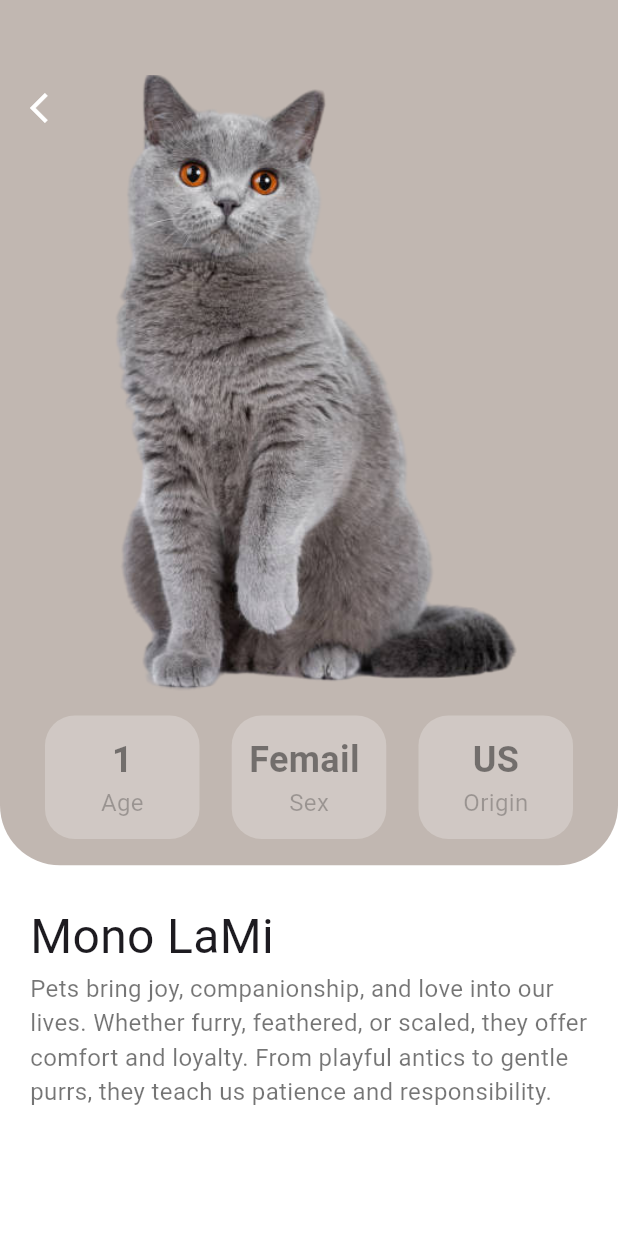
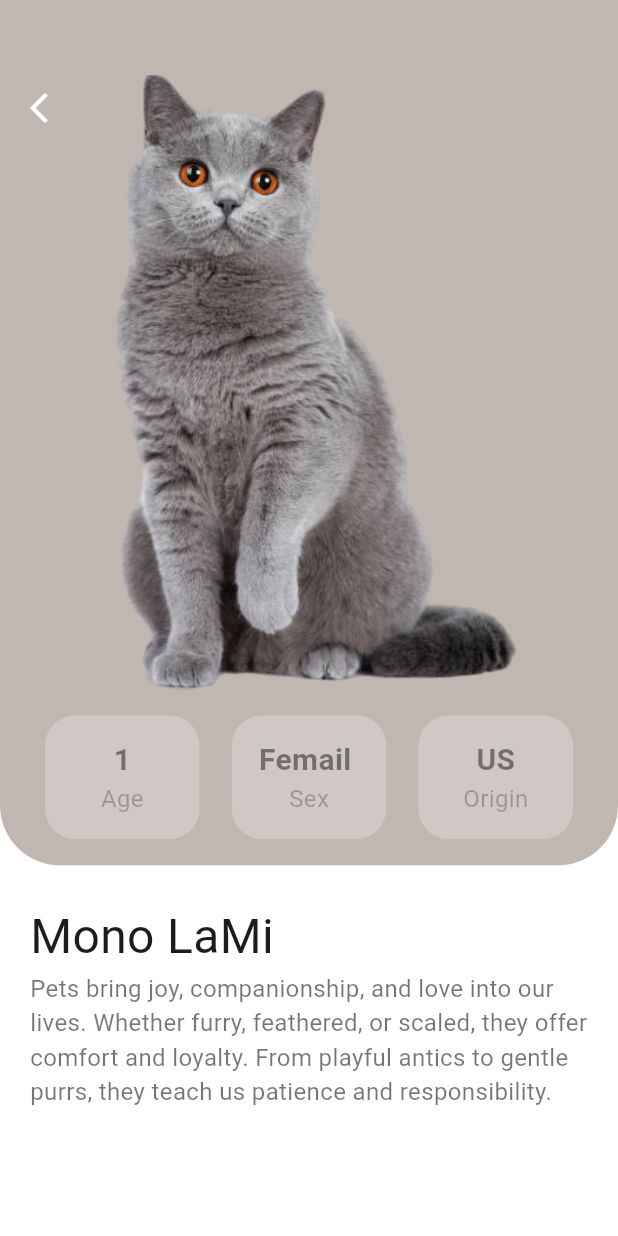
Before and after one commit to Khaled-Amin-Shawon/Pet-app-Flutter-, a Flutter app: the DetailScreen screen opened directly with sample values from the repository, on a phone screen of 412 x 824 dp. Run offline on Flutter 3.47's test engine with Material 3 defaults, Android fonts, the phone set to English and light mode, and no system bars.

Commit message:
update font size in DetailScreen and add details for King cobra in pets_model

```diff
--- a/lib/Screen/Detail/detail.dart
+++ b/lib/Screen/Detail/detail.dart
@@ -124,7 +124,7 @@ class DetailScreen extends StatelessWidget {
             value,
             style: const TextStyle(
               fontWeight: FontWeight.bold,
-              fontSize: 24, // Adjust font size
+              fontSize: 20, // Adjust font size
               color: Colors.black45,
             ),
           ),
```
Also changed, not shown: lib/Model/pets_model.dart (+7 -7 lines), images/dipu.png (added).
